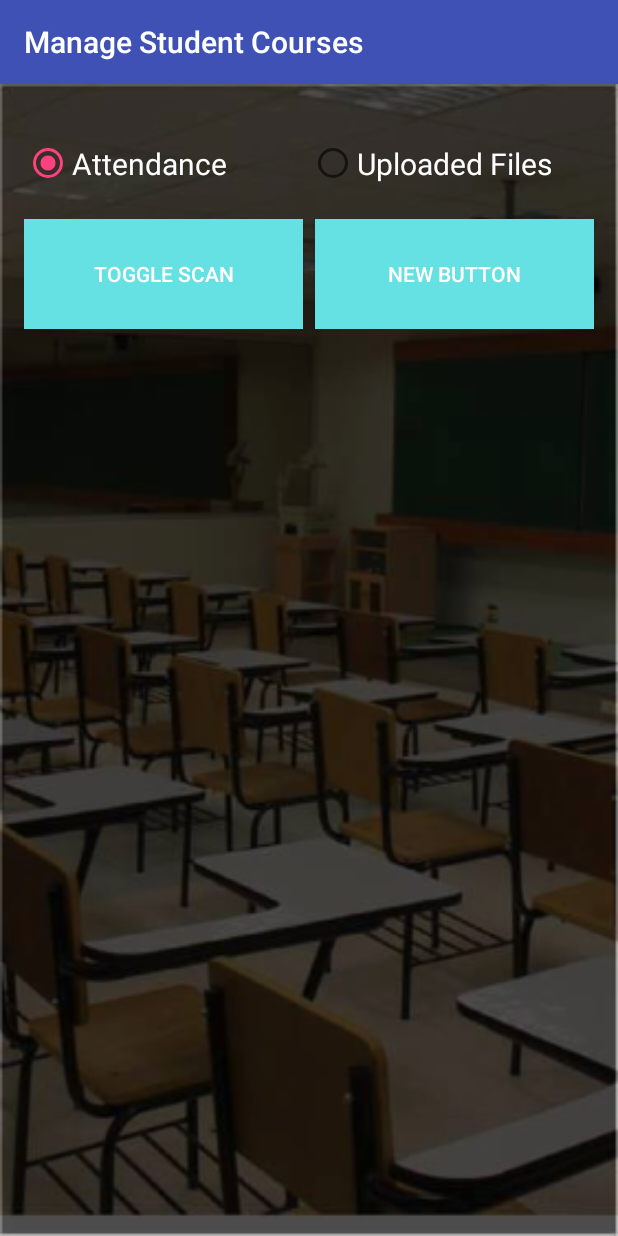
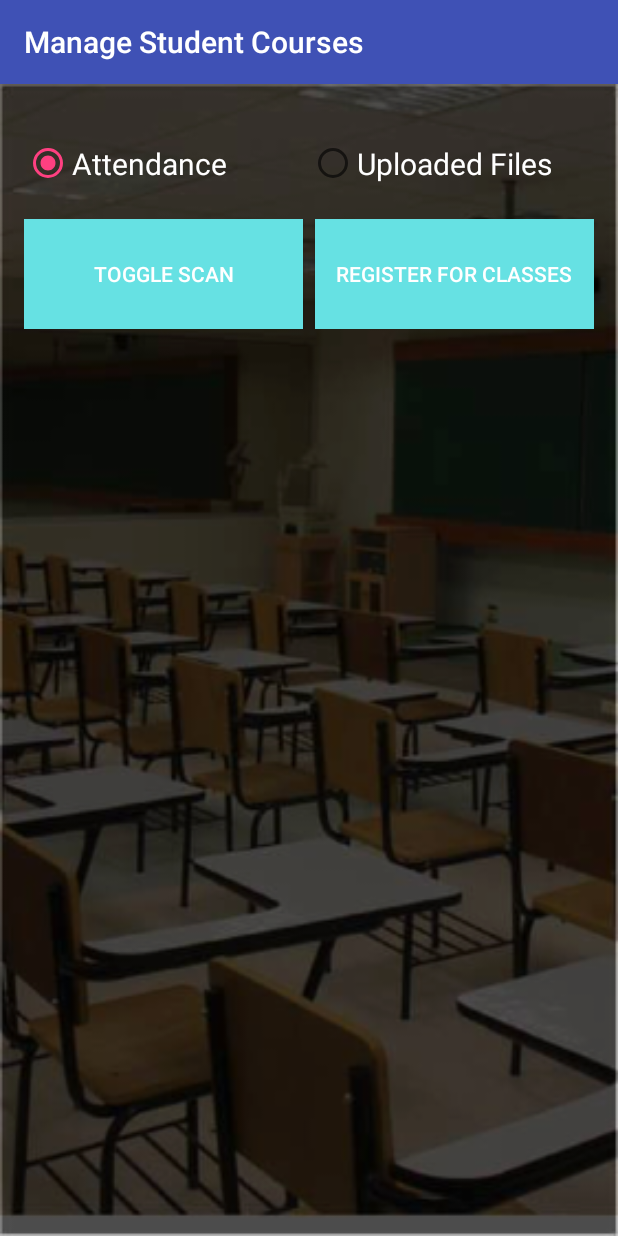
Before and after one commit to jerryweb/Experiential-Learning-Center-ELC-Roll-Call, an Android app: the StudentClassManagementActivity screen opened directly, with no data from a screen before it, on a phone screen of 412 x 824 dp. Run offline under Robolectric (Android 15) with nearby library versions, the phone set to English and light mode, and no system bars.

Commit message:
finishing student class selection

```diff
--- a/ELCAppAndroid/app/src/main/java/webb/jerry/elcappandroid/Model/StudentAdapter.java
+++ b/ELCAppAndroid/app/src/main/java/webb/jerry/elcappandroid/Model/StudentAdapter.java
@@ -26,7 +26,7 @@ public class StudentAdapter extends ArrayAdapter<Course> {
         Course course =  getItem(position);
 
         if(convertView == null){
-            convertView = LayoutInflater.from(getContext()).inflate(R.layout.row, parent, false);
+            convertView = LayoutInflater.from(getContext()).inflate(R.layout.item_course, parent, false);
         }
 
         TextView courseTextView = (TextView) convertView.findViewById(R.id.textViewCourseName);
--- a/ELCAppAndroid/app/src/main/java/webb/jerry/elcappandroid/StudentClassManagementActivity.java
+++ b/ELCAppAndroid/app/src/main/java/webb/jerry/elcappandroid/StudentClassManagementActivity.java
@@ -1,5 +1,6 @@
 package webb.jerry.elcappandroid;
 
+import android.content.Intent;
 import android.os.Bundle;
 import android.support.v7.app.AppCompatActivity;
 import android.view.View;
@@ -33,6 +34,7 @@ public class StudentClassManagementActivity extends AppCompatActivity {
     ListView listViewStudntClassAttendance;
     CourseAdapter courseAdapter;
     Button scanForBeaconButton;
+    Button courseButton;
 
     @Override
     protected void onCreate(Bundle savedInstanceState) {
@@ -44,6 +46,7 @@ public class StudentClassManagementActivity extends AppCompatActivity {
         courseAdapter = new CourseAdapter(this, studentCourses);
 //        listViewStudntClassAttendance.setAdapter(courseAdapter);
         scanForBeaconButton = (Button) findViewById(R.id.scanForBeaconButton);
+        courseButton = (Button) findViewById(R.id.buttonRegister);
 
         // this allows the student to manually search for the beacon
         scanForBeaconButton.setOnClickListener(new View.OnClickListener() {
@@ -53,6 +56,13 @@ public class StudentClassManagementActivity extends AppCompatActivity {
             }
         });
 
+        courseButton.setOnClickListener(new View.OnClickListener() {
+            @Override
+            public void onClick(View v) {
+                Intent i = new Intent(getApplicationContext(), CourseSelectionActivity.class);
+                startActivityForResult(i, 0);
+            }
+        });
 
 
     }
--- a/ELCAppAndroid/app/src/main/res/layout/activity_class_management.xml
+++ b/ELCAppAndroid/app/src/main/res/layout/activity_class_management.xml
@@ -54,8 +54,8 @@
         <Button
             android:layout_width="fill_parent"
             android:layout_height="fill_parent"
-            android:text="New Button"
-            android:id="@+id/button"
+            android:text="Register for classes"
+            android:id="@+id/buttonRegister"
             android:layout_weight=".5"
             android:background="@color/teal"
             android:textColor="@color/white"
--- a/ELCAppAndroid/app/src/main/res/layout/student_course_selection.xml
+++ b/ELCAppAndroid/app/src/main/res/layout/student_course_selection.xml
@@ -1,11 +1,12 @@
 <?xml version="1.0" encoding="utf-8"?>
 <LinearLayout xmlns:android="http://schemas.android.com/apk/res/android"
     android:orientation="vertical" android:layout_width="match_parent"
+    android:background="@drawable/elc_background"
     android:layout_height="match_parent">
 
     <ListView
         android:layout_width="fill_parent"
-        android:layout_height="200dp"
+        android:layout_height="fill_parent"
         android:id="@+id/listViewStudentCourses"
         android:layout_marginLeft="16dp"
         android:layout_marginTop="8dp"
```
Also changed, not shown: ELCAppAndroid/app/src/main/res/layout/row.xml (deleted, +0 -32 lines).
